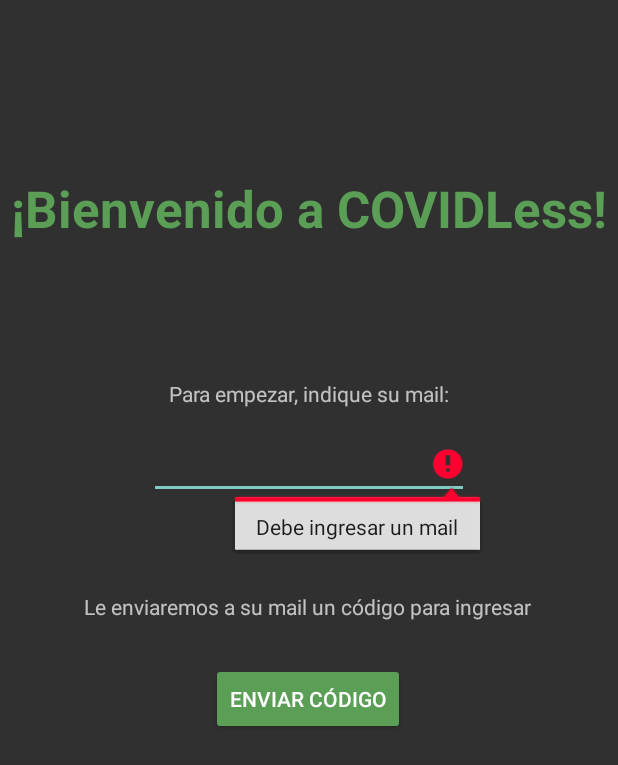
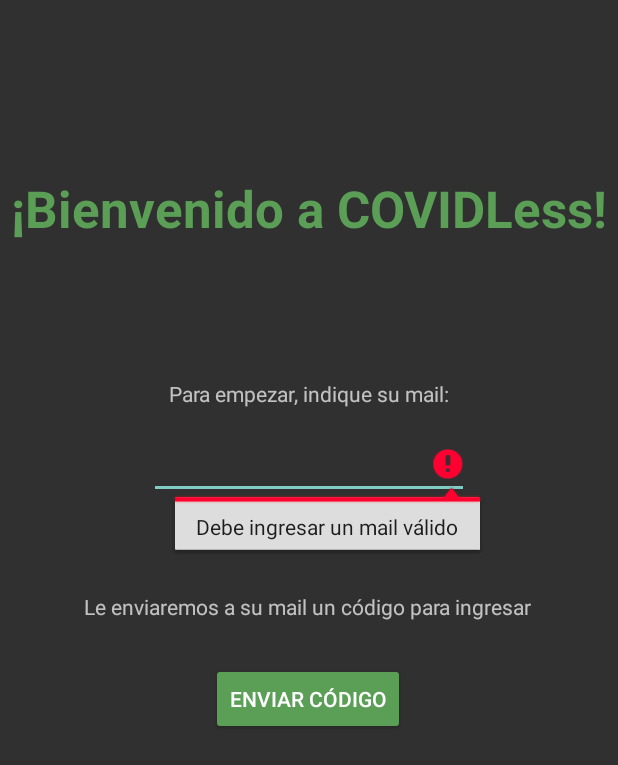
Before and after one commit to luchosic/SOA, an Android app: the screen it shows after launch (MainActivity), after a tap on "ENVIAR CÓDIGO", on a phone screen of 412 x 824 dp. Shown: the top 765 px of the screen. Run offline under Robolectric (Android 15) with nearby library versions, the phone set to English and light mode, and no system bars.

Commit message:
Validación de mail ingresado y genero una leyenda para el mail

```diff
--- a/TP2-CODIGO/app/src/main/java/com/example/tp2/MainActivity.java
+++ b/TP2-CODIGO/app/src/main/java/com/example/tp2/MainActivity.java
@@ -5,6 +5,7 @@ import androidx.appcompat.app.AppCompatActivity;
 import android.content.Intent;
 import android.os.Bundle;
 import android.util.Log;
+import android.util.Patterns;
 import android.view.View;
 import android.widget.Button;
 import android.widget.EditText;
@@ -34,8 +35,8 @@ public class MainActivity extends AppCompatActivity {
             @Override
             public void onClick(View v) {
 
-                if(mEmail.getText().toString().isEmpty()){
-                    mEmail.setError("Debe ingresar un mail");
+                if(!Patterns.EMAIL_ADDRESS.matcher(mEmail.getText().toString()).matches()){
+                    mEmail.setError("Debe ingresar un mail válido");
                 }
                 else{
                     //randomCode = String.valueOf((int)(Math.random() * 9000) + 1000);
@@ -56,11 +57,11 @@ public class MainActivity extends AppCompatActivity {
     private void sendMail(String randomCode) {
 
         String mail = mEmail.getText().toString().trim();
-        String subject = "Codigo para ingresar";
+        String subject = "Bienvenido a CovidLess!";
+        String body = "Su código de verificación es: " + randomCode;
 
-        //Send Mail
-        JavaMail javaMail = new JavaMail(this,mail,subject,randomCode);
-
+        //Armo y envio mail
+        JavaMail javaMail = new JavaMail(this,mail,subject,body);
         javaMail.execute();
 
     }
```
